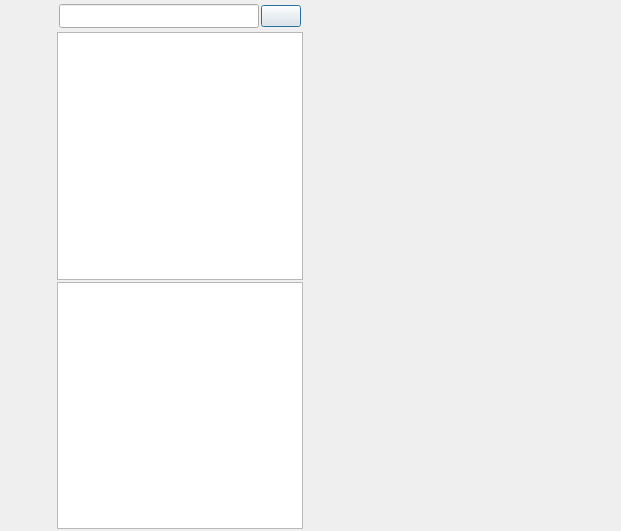
This is ChatClient/ui/chatdialog.ui in MvpBruce/MyChat as Qt 5 draws it before an edit. The edited form follows.
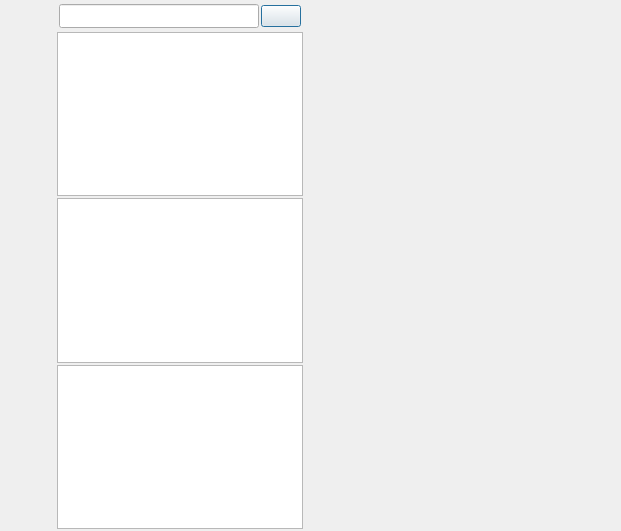
This is the edited form. Custom widgets are drawn as their Qt base class.

Commit message: add contact list

What changed in the file:
```diff
--- a/ChatClient/ui/chatdialog.ui
+++ b/ChatClient/ui/chatdialog.ui
@@ -229,6 +229,9 @@
       <item>
        <widget class="SearchList" name="search_chat_list"/>
       </item>
+      <item>
+       <widget class="ContactList" name="user_con_list"/>
+      </item>
      </layout>
     </widget>
    </item>
@@ -276,6 +279,11 @@
    <extends>QListWidget</extends>
    <header location="global">widgets/searchlist.h</header>
   </customwidget>
+  <customwidget>
+   <class>ContactList</class>
+   <extends>QListWidget</extends>
+   <header location="global">widgets/contactlist.h</header>
+  </customwidget>
  </customwidgets>
  <resources/>
  <connections/>
```
The commit also changes 5 other files.
